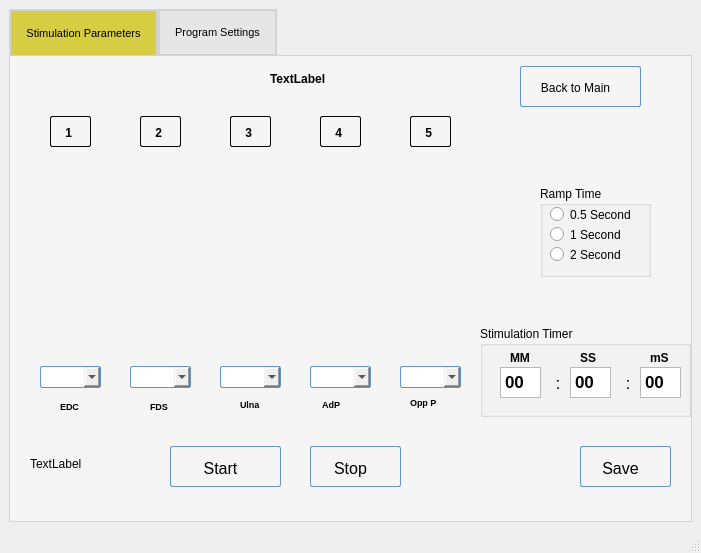
Before: the Qt Designer form POML060_v1/stageprogram.ui in viniltc/POML060, drawn with Qt 5.
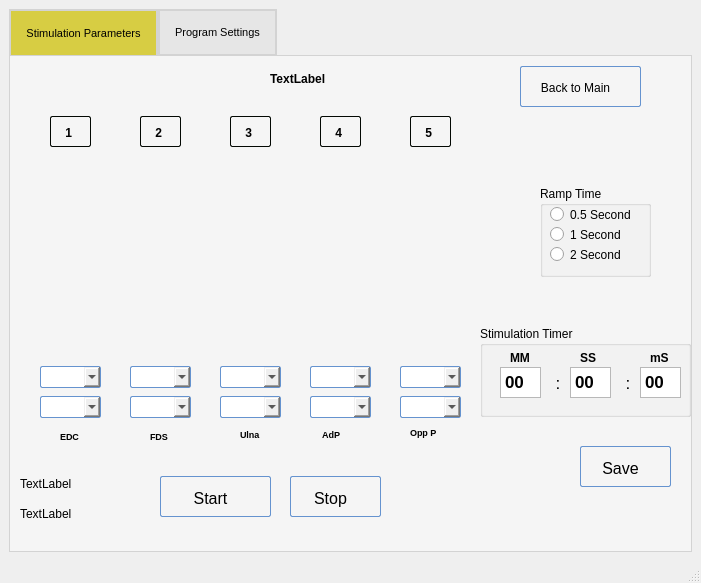
After: the same form once the commit is applied. Icons and pictures are not drawn. Custom widgets are drawn as their Qt base class.

Commit message: Option to select waveform type in the channel parameter settings

```diff
--- a/POML060_v1/stageprogram.ui
+++ b/POML060_v1/stageprogram.ui
@@ -7,7 +7,7 @@
     <x>0</x>
     <y>0</y>
     <width>701</width>
-    <height>553</height>
+    <height>583</height>
    </rect>
   </property>
   <property name="windowTitle">
@@ -53,8 +53,8 @@
        <widget class="QPushButton" name="pushButton_stimStart">
         <property name="geometry">
          <rect>
-          <x>160</x>
-          <y>390</y>
+          <x>150</x>
+          <y>420</y>
           <width>111</width>
           <height>41</height>
          </rect>
@@ -112,8 +112,8 @@
        <widget class="QPushButton" name="pushButton_stimStop">
         <property name="geometry">
          <rect>
-          <x>300</x>
-          <y>390</y>
+          <x>280</x>
+          <y>420</y>
           <width>91</width>
           <height>41</height>
          </rect>
@@ -662,7 +662,7 @@
         <property name="geometry">
          <rect>
           <x>50</x>
-          <y>340</y>
+          <y>370</y>
           <width>61</width>
           <height>20</height>
          </rect>
@@ -682,7 +682,7 @@
         <property name="geometry">
          <rect>
           <x>140</x>
-          <y>340</y>
+          <y>370</y>
           <width>61</width>
           <height>20</height>
          </rect>
@@ -702,7 +702,7 @@
         <property name="geometry">
          <rect>
           <x>230</x>
-          <y>340</y>
+          <y>370</y>
           <width>61</width>
           <height>16</height>
          </rect>
@@ -722,7 +722,7 @@
         <property name="geometry">
          <rect>
           <x>310</x>
-          <y>340</y>
+          <y>370</y>
           <width>61</width>
           <height>16</height>
          </rect>
@@ -742,7 +742,7 @@
         <property name="geometry">
          <rect>
           <x>400</x>
-          <y>340</y>
+          <y>370</y>
           <width>47</width>
           <height>13</height>
          </rect>
@@ -1319,8 +1319,276 @@
        <widget class="QLabel" name="label">
         <property name="geometry">
          <rect>
-          <x>20</x>
-          <y>400</y>
+          <x>10</x>
+          <y>450</y>
+          <width>121</width>
+          <height>16</height>
+         </rect>
+        </property>
+        <property name="text">
+         <string>TextLabel</string>
+        </property>
+       </widget>
+       <widget class="QComboBox" name="comboBox_waveform_1">
+        <property name="geometry">
+         <rect>
+          <x>30</x>
+          <y>340</y>
+          <width>61</width>
+          <height>22</height>
+         </rect>
+        </property>
+        <property name="styleSheet">
+         <string notr="true">QComboBox:hover{
+        background: qlineargradient(x1 : 0, y1 : 0, x2 : 0, y2 :   1, stop :   0.0 #ffd9aa,
+                stop :   0.5 #ffbb6e, stop :   0.55 #feae42, stop :   1.0 #fedb74);
+}
+
+QComboBox {
+        border: 1px solid #6593cf;
+        border-radius: 2px;
+        padding: 5px 5px 2px 5px;
+        background: qlineargradient(x1 : 0, y1 : 0, x2 : 0, y2 :   1, stop :   0.0 #f5f9ff,
+                stop :   0.5 #c7dfff, stop :   0.55 #afd2ff, stop :   1.0 #c0dbff);
+        color: #0000;
+        font:  large &quot;Arial&quot;;
+		font-size: 10px;
+        height: 30px;
+}
+
+
+
+QComboBox:pressed {
+        background: qlineargradient(x1 : 0, y1 : 0, x2 : 0, y2 :   1, stop :   0.0 #c0dbff,
+        stop :   0.5 #cfd26f, stop :   0.55 #c7df6f, stop :   1.0 #f5f9ff);
+        padding-top: 2px;
+        padding-left: 3px;
+
+}
+QComboBox:on {
+        background: qlineargradient(x1 : 0, y1 : 0, x2 : 0, y2 :   1, stop :   0.0 #5AA72D,
+        stop :   0.5 #B3E296, stop :   0.55 #B3E296, stop :   1.0 #f5f9ff);
+        padding-top: 2px;
+        padding-left: 3px;
+}
+
+QComboBox:disabled {
+        background: transparent #e5e9ee;
+        padding-top: 2px;        
+        padding-left: 3px;
+        color: black;
+}</string>
+        </property>
+       </widget>
+       <widget class="QComboBox" name="comboBox_waveform_2">
+        <property name="geometry">
+         <rect>
+          <x>120</x>
+          <y>340</y>
+          <width>61</width>
+          <height>22</height>
+         </rect>
+        </property>
+        <property name="styleSheet">
+         <string notr="true">QComboBox:hover{
+        background: qlineargradient(x1 : 0, y1 : 0, x2 : 0, y2 :   1, stop :   0.0 #ffd9aa,
+                stop :   0.5 #ffbb6e, stop :   0.55 #feae42, stop :   1.0 #fedb74);
+}
+
+QComboBox {
+        border: 1px solid #6593cf;
+        border-radius: 2px;
+        padding: 5px 5px 2px 5px;
+        background: qlineargradient(x1 : 0, y1 : 0, x2 : 0, y2 :   1, stop :   0.0 #f5f9ff,
+                stop :   0.5 #c7dfff, stop :   0.55 #afd2ff, stop :   1.0 #c0dbff);
+        color: #0000;
+        font:  large &quot;Arial&quot;;
+		font-size: 10px;
+        height: 30px;
+}
+
+
+
+QComboBox:pressed {
+        background: qlineargradient(x1 : 0, y1 : 0, x2 : 0, y2 :   1, stop :   0.0 #c0dbff,
+        stop :   0.5 #cfd26f, stop :   0.55 #c7df6f, stop :   1.0 #f5f9ff);
+        padding-top: 2px;
+        padding-left: 3px;
+
+}
+QComboBox:on {
+        background: qlineargradient(x1 : 0, y1 : 0, x2 : 0, y2 :   1, stop :   0.0 #5AA72D,
+        stop :   0.5 #B3E296, stop :   0.55 #B3E296, stop :   1.0 #f5f9ff);
+        padding-top: 2px;
+        padding-left: 3px;
+}
+
+QComboBox:disabled {
+        background: transparent #e5e9ee;
+        padding-top: 2px;        
+        padding-left: 3px;
+        color: black;
+}</string>
+        </property>
+       </widget>
+       <widget class="QComboBox" name="comboBox_waveform_3">
+        <property name="geometry">
+         <rect>
+          <x>210</x>
+          <y>340</y>
+          <width>61</width>
+          <height>22</height>
+         </rect>
+        </property>
+        <property name="styleSheet">
+         <string notr="true">QComboBox:hover{
+        background: qlineargradient(x1 : 0, y1 : 0, x2 : 0, y2 :   1, stop :   0.0 #ffd9aa,
+                stop :   0.5 #ffbb6e, stop :   0.55 #feae42, stop :   1.0 #fedb74);
+}
+
+QComboBox {
+        border: 1px solid #6593cf;
+        border-radius: 2px;
+        padding: 5px 5px 2px 5px;
+        background: qlineargradient(x1 : 0, y1 : 0, x2 : 0, y2 :   1, stop :   0.0 #f5f9ff,
+                stop :   0.5 #c7dfff, stop :   0.55 #afd2ff, stop :   1.0 #c0dbff);
+        color: #0000;
+        font:  large &quot;Arial&quot;;
+		font-size: 10px;
+        height: 30px;
+}
+
+
+
+QComboBox:pressed {
+        background: qlineargradient(x1 : 0, y1 : 0, x2 : 0, y2 :   1, stop :   0.0 #c0dbff,
+        stop :   0.5 #cfd26f, stop :   0.55 #c7df6f, stop :   1.0 #f5f9ff);
+        padding-top: 2px;
+        padding-left: 3px;
+
+}
+QComboBox:on {
+        background: qlineargradient(x1 : 0, y1 : 0, x2 : 0, y2 :   1, stop :   0.0 #5AA72D,
+        stop :   0.5 #B3E296, stop :   0.55 #B3E296, stop :   1.0 #f5f9ff);
+        padding-top: 2px;
+        padding-left: 3px;
+}
+
+QComboBox:disabled {
+        background: transparent #e5e9ee;
+        padding-top: 2px;        
+        padding-left: 3px;
+        color: black;
+}</string>
+        </property>
+       </widget>
+       <widget class="QComboBox" name="comboBox_waveform_4">
+        <property name="geometry">
+         <rect>
+          <x>300</x>
+          <y>340</y>
+          <width>61</width>
+          <height>22</height>
+         </rect>
+        </property>
+        <property name="styleSheet">
+         <string notr="true">QComboBox:hover{
+        background: qlineargradient(x1 : 0, y1 : 0, x2 : 0, y2 :   1, stop :   0.0 #ffd9aa,
+                stop :   0.5 #ffbb6e, stop :   0.55 #feae42, stop :   1.0 #fedb74);
+}
+
+QComboBox {
+        border: 1px solid #6593cf;
+        border-radius: 2px;
+        padding: 5px 5px 2px 5px;
+        background: qlineargradient(x1 : 0, y1 : 0, x2 : 0, y2 :   1, stop :   0.0 #f5f9ff,
+                stop :   0.5 #c7dfff, stop :   0.55 #afd2ff, stop :   1.0 #c0dbff);
+        color: #0000;
+        font:  large &quot;Arial&quot;;
+		font-size: 10px;
+        height: 30px;
+}
+
+
+
+QComboBox:pressed {
+        background: qlineargradient(x1 : 0, y1 : 0, x2 : 0, y2 :   1, stop :   0.0 #c0dbff,
+        stop :   0.5 #cfd26f, stop :   0.55 #c7df6f, stop :   1.0 #f5f9ff);
+        padding-top: 2px;
+        padding-left: 3px;
+
+}
+QComboBox:on {
+        background: qlineargradient(x1 : 0, y1 : 0, x2 : 0, y2 :   1, stop :   0.0 #5AA72D,
+        stop :   0.5 #B3E296, stop :   0.55 #B3E296, stop :   1.0 #f5f9ff);
+        padding-top: 2px;
+        padding-left: 3px;
+}
+
+QComboBox:disabled {
+        background: transparent #e5e9ee;
+        padding-top: 2px;        
+        padding-left: 3px;
+        color: black;
+}</string>
+        </property>
+       </widget>
+       <widget class="QComboBox" name="comboBox_waveform_5">
+        <property name="geometry">
+         <rect>
+          <x>390</x>
+          <y>340</y>
+          <width>61</width>
+          <height>22</height>
+         </rect>
+        </property>
+        <property name="styleSheet">
+         <string notr="true">QComboBox:hover{
+        background: qlineargradient(x1 : 0, y1 : 0, x2 : 0, y2 :   1, stop :   0.0 #ffd9aa,
+                stop :   0.5 #ffbb6e, stop :   0.55 #feae42, stop :   1.0 #fedb74);
+}
+
+QComboBox {
+        border: 1px solid #6593cf;
+        border-radius: 2px;
+        padding: 5px 5px 2px 5px;
+        background: qlineargradient(x1 : 0, y1 : 0, x2 : 0, y2 :   1, stop :   0.0 #f5f9ff,
+                stop :   0.5 #c7dfff, stop :   0.55 #afd2ff, stop :   1.0 #c0dbff);
+        color: #0000;
+        font:  large &quot;Arial&quot;;
+		font-size: 10px;
+        height: 30px;
+}
+
+
+
+QComboBox:pressed {
+        background: qlineargradient(x1 : 0, y1 : 0, x2 : 0, y2 :   1, stop :   0.0 #c0dbff,
+        stop :   0.5 #cfd26f, stop :   0.55 #c7df6f, stop :   1.0 #f5f9ff);
+        padding-top: 2px;
+        padding-left: 3px;
+
+}
+QComboBox:on {
+        background: qlineargradient(x1 : 0, y1 : 0, x2 : 0, y2 :   1, stop :   0.0 #5AA72D,
+        stop :   0.5 #B3E296, stop :   0.55 #B3E296, stop :   1.0 #f5f9ff);
+        padding-top: 2px;
+        padding-left: 3px;
+}
+
+QComboBox:disabled {
+        background: transparent #e5e9ee;
+        padding-top: 2px;        
+        padding-left: 3px;
+        color: black;
+}</string>
+        </property>
+       </widget>
+       <widget class="QLabel" name="label_2">
+        <property name="geometry">
+         <rect>
+          <x>10</x>
+          <y>420</y>
           <width>121</width>
           <height>16</height>
          </rect>
```
Left out of the diff: 6 changed lines with no effect on the pictures. The commit also changes 5 other files.
